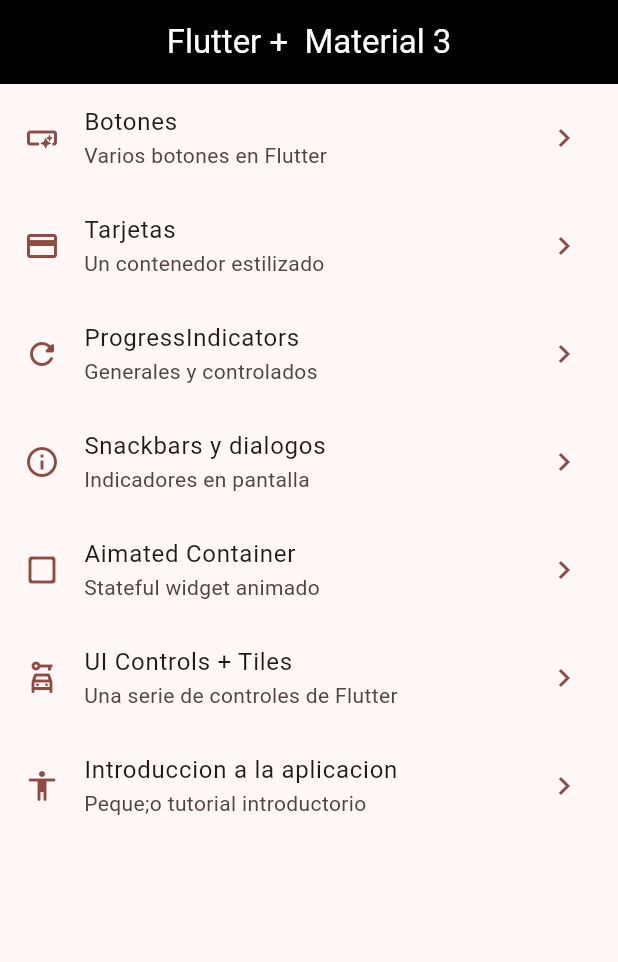
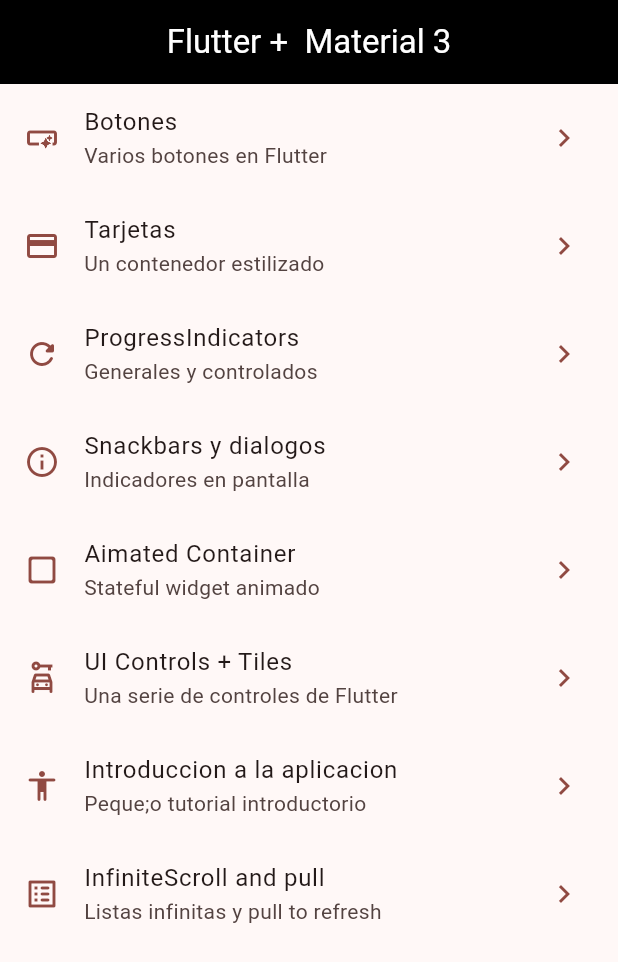
Before and after one commit to KeingCasabona/Devtalles-semana9-semana10-flutter-devtalles-widgets_app, a Flutter app: the screen it shows after launch, on a phone screen of 412 x 824 dp. Shown: the top 962 px of the screen. Run offline on Flutter 3.47's test engine with Material 3 defaults, Android fonts, the phone set to English and light mode, and no system bars; our stand-ins replace animate_do, go_router.

Commit message:
feat: Add InfiniteScroll

```diff
--- a/lib/config/menu/menu_item.dart
+++ b/lib/config/menu/menu_item.dart
@@ -57,4 +57,10 @@ const appMenuItems = <MenuItem>[
     link: '/tutorial',
     icon: Icons.accessibility_rounded,
   ),
+  MenuItem(
+    title: 'InfiniteScroll and pull',
+    subTitle: "Listas infinitas y pull to refresh",
+    link: '/infinitescroll',
+    icon: Icons.list_alt_rounded,
+  ),
 ];
--- a/lib/config/router/app_router.dart
+++ b/lib/config/router/app_router.dart
@@ -36,5 +36,9 @@ final appRouter = GoRouter(
         path: '/tutorial',
         name: AppTutorialScreen.name,
         builder: (context, state) => AppTutorialScreen()),
+    GoRoute(
+        path: '/infinitescroll',
+        name: InfiniteScrollScreen.name,
+        builder: (context, state) => InfiniteScrollScreen()),
   ],
 );
```
Also changed, not shown: lib/presentation/screens/inifinite_scroll/infinite_scroll_screen.dart (+34 -2 lines).
